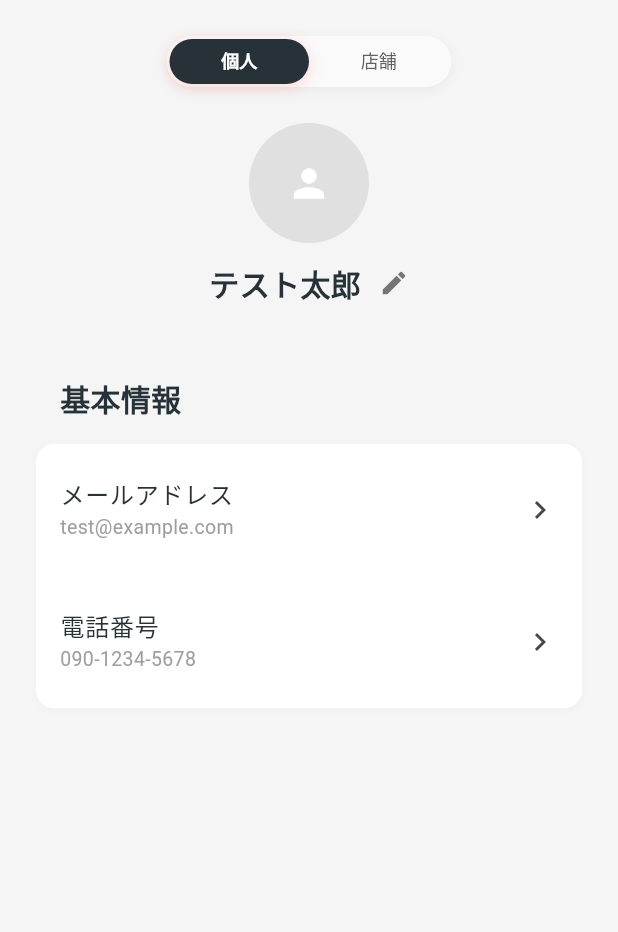
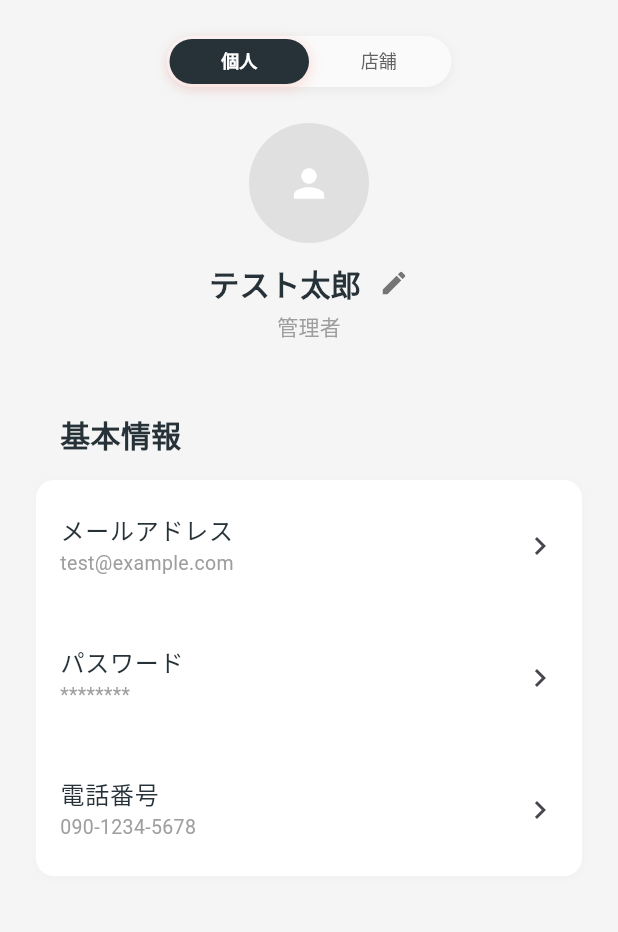
Before and after one commit to Espi8624/yoyaku_mate_provider, a Flutter app: the ProfilePage screen opened directly, on a phone screen of 412 x 824 dp, the part 87-1019 px from its top. Run offline on Flutter 3.47's test engine with Material 3 defaults, Android fonts, the light colour scheme and no system bars; our stand-ins replace dotted_border, dropdown_search, file_picker, fl_chart, flutter_spinkit, pdf and 3 more; network calls fail.

Commit message:
プロフィール構成要素修正

```diff
--- a/lib/pages/profile_page/utils/profile_utils.dart
+++ b/lib/pages/profile_page/utils/profile_utils.dart
@@ -59,6 +59,7 @@ class ProfileUtils {
     required String title,
     required TextEditingController controller,
     required Function(String) onSave,
+    bool isPassword = false,
   }) async {
     await showDialog(
       context: context,
@@ -90,6 +91,7 @@ class ProfileUtils {
         ),
         content: TextField(
           controller: controller,
+          obscureText: isPassword,
           decoration: InputDecoration(
             hintText: title,
             border: const OutlineInputBorder(),
--- a/lib/pages/profile_page/widget/personal_profile_tab.dart
+++ b/lib/pages/profile_page/widget/personal_profile_tab.dart
@@ -12,7 +12,9 @@ class _PersonalProfileTabState extends State<PersonalProfileTab> {
   // 개인 프로필 정보
   Map<String, dynamic> personalProfile = {
     'name': 'テスト太郎',
+    'user_role': 'manager', // 'manager' 또는 'staff'
     'email': 'test@example.com',
+    'password': 'password123',
     'phone': '090-1234-5678',
     'avatar': null,
   };
@@ -70,6 +72,18 @@ class _PersonalProfileTabState extends State<PersonalProfileTab> {
                   ),
                 ),
               ),
+              // 권한 표시
+              Padding(
+                padding: const EdgeInsets.only(top: 4.0),
+                child: Text(
+                  personalProfile['user_role'] == 'manager' ? '管理者' : '職員',
+                  style: const TextStyle(
+                    fontSize: 14,
+                    color: Colors.grey,
+                    fontWeight: FontWeight.w500,
+                  ),
+                ),
+              ),
             ],
           ),
         ),
@@ -85,6 +99,13 @@ class _PersonalProfileTabState extends State<PersonalProfileTab> {
                 personalProfile['email'],
                 const Icon(Icons.chevron_right),
                 onTap: () => _showEditDialog('email', 'メールアドレス'),
+              ),
+              // 비밀번호 변경
+              ProfileUtils.buildSettingItem(
+                'パスワード',
+                '********',
+                const Icon(Icons.chevron_right),
+                onTap: _showPasswordChangeDialog,
               ),
               ProfileUtils.buildSettingItem(
                 '電話番号',
@@ -114,4 +135,19 @@ class _PersonalProfileTabState extends State<PersonalProfileTab> {
       },
     );
   }
+
+  void _showPasswordChangeDialog() async {
+    TextEditingController controller = TextEditingController();
+    await ProfileUtils.showEditDialog(
+      context: context,
+      title: 'パスワード変更',
+      controller: controller,
+      isPassword: true,
+      onSave: (value) {
+        setState(() {
+          personalProfile['password'] = value;
+        });
+      },
+    );
+  }
 }
```
